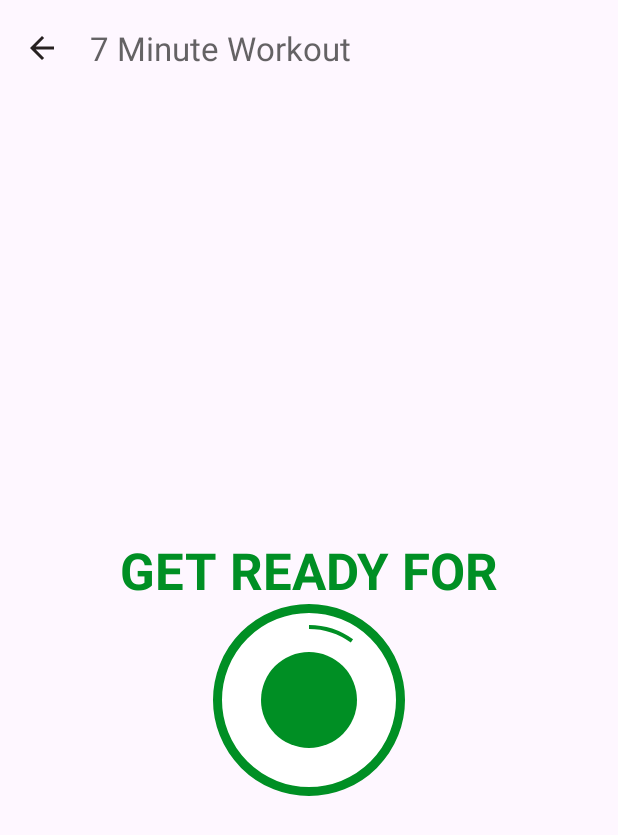
After one commit to aryansurana0/7-Minute-Workout-App, an Android app: the ExerciseActivity screen opened directly, with no data from a screen before it, on a phone screen of 412 x 824 dp. The commit adds this screen. Shown: the top 835 px of the screen. Run offline under Robolectric (Android 15) with nearby library versions, the phone set to English and light mode, and no system bars.

Commit message:
implement toolbar(with navigation), custom progress bar

```diff
--- a/app/build.gradle
+++ b/app/build.gradle
@@ -30,6 +30,9 @@ android {
     kotlinOptions {
         jvmTarget = '1.8'
     }
+    buildFeatures {
+        viewBinding true
+    }
 }
 
 dependencies {
--- a/app/src/main/AndroidManifest.xml
+++ b/app/src/main/AndroidManifest.xml
@@ -13,6 +13,9 @@
         android:theme="@style/Theme.7MinuteWorkout"
         tools:targetApi="31">
         <activity
+            android:name=".ExerciseActivity"
+            android:exported="false" />
+        <activity
             android:name=".MainActivity"
             android:exported="true">
             <intent-filter>
--- /dev/null
+++ b/app/src/main/java/com/example/a7minuteworkout/ExerciseActivity.kt
@@ -0,0 +1,25 @@
+package com.example.a7minuteworkout
+
+import androidx.appcompat.app.AppCompatActivity
+import android.os.Bundle
+import com.example.a7minuteworkout.databinding.ActivityExerciseBinding
+
+class ExerciseActivity : AppCompatActivity() {
+    private lateinit var binding: ActivityExerciseBinding
+    override fun onCreate(savedInstanceState: Bundle?) {
+        super.onCreate(savedInstanceState)
+        binding = ActivityExerciseBinding.inflate(layoutInflater)
+        val view = binding.root
+        setContentView(view)
+//        setContentView(R.layout.activity_exercise)
+
+        setSupportActionBar(binding.toolbarExercise)
+
+        supportActionBar?.setDisplayHomeAsUpEnabled(true)
+
+        binding.toolbarExercise.setNavigationOnClickListener {
+            onBackPressedDispatcher.onBackPressed()
+        }
+
+    }
+}
--- a/app/src/main/java/com/example/a7minuteworkout/MainActivity.kt
+++ b/app/src/main/java/com/example/a7minuteworkout/MainActivity.kt
@@ -1,11 +1,22 @@
 package com.example.a7minuteworkout
 
+import android.content.Intent
 import androidx.appcompat.app.AppCompatActivity
 import android.os.Bundle
+import com.example.a7minuteworkout.databinding.ActivityMainBinding
 
 class MainActivity : AppCompatActivity() {
+    private lateinit var binding: ActivityMainBinding
     override fun onCreate(savedInstanceState: Bundle?) {
         super.onCreate(savedInstanceState)
-        setContentView(R.layout.activity_main)
+        binding = ActivityMainBinding.inflate(layoutInflater)
+        val view = binding.root
+        setContentView(view)
+//        setContentView(R.layout.activity_main)
+
+        binding.flStart.setOnClickListener {
+            val intent = Intent(this, ExerciseActivity::class.java)
+            startActivity(intent)
+        }
     }
 }
--- /dev/null
+++ b/app/src/main/res/drawable/circular_progress_bar.xml
@@ -0,0 +1,12 @@
+<?xml version="1.0" encoding="utf-8"?>
+<layer-list xmlns:android="http://schemas.android.com/apk/res/android">
+    <item>
+        <shape android:innerRadiusRatio="2.7"
+            android:shape="ring"
+            android:thicknessRatio="50.0"
+            android:useLevel="true">
+            <solid android:color="@color/accent" />
+        </shape>
+    </item>
+
+</layer-list>
--- /dev/null
+++ b/app/src/main/res/drawable/circular_progress_bar_grey.xml
@@ -0,0 +1,12 @@
+<?xml version="1.0" encoding="utf-8"?>
+<layer-list xmlns:android="http://schemas.android.com/apk/res/android">
+    <item>
+        <shape android:innerRadiusRatio="2.7"
+            android:shape="ring"
+            android:thicknessRatio="50.0"
+            android:useLevel="true">
+            <solid android:color="@color/lightGrey" />
+        </shape>
+    </item>
+
+</layer-list>
--- /dev/null
+++ b/app/src/main/res/drawable/item_circular_color_accent_bg.xml
@@ -0,0 +1,6 @@
+<?xml version="1.0" encoding="utf-8"?>
+<shape xmlns:android="http://schemas.android.com/apk/res/android"
+    android:shape="oval">
+    <solid android:color="@color/accent" />
+
+</shape>
--- /dev/null
+++ b/app/src/main/res/layout/activity_exercise.xml
@@ -0,0 +1,77 @@
+<?xml version="1.0" encoding="utf-8"?>
+<androidx.constraintlayout.widget.ConstraintLayout xmlns:android="http://schemas.android.com/apk/res/android"
+    xmlns:app="http://schemas.android.com/apk/res-auto"
+    xmlns:tools="http://schemas.android.com/tools"
+    android:layout_width="match_parent"
+    android:layout_height="match_parent"
+    tools:context=".ExerciseActivity">
+
+    <androidx.appcompat.widget.Toolbar
+        android:id="@+id/toolbar_exercise"
+        android:layout_width="match_parent"
+        android:layout_height="?actionBarSize"
+        android:theme="@style/ToolbarTheme"
+        app:layout_constraintEnd_toEndOf="parent"
+        app:layout_constraintStart_toStartOf="parent"
+        app:layout_constraintTop_toTopOf="parent" />
+
+    <TextView
+        android:id="@+id/tv_title"
+        android:layout_width="wrap_content"
+        android:layout_height="wrap_content"
+        android:gravity="center"
+        android:text="GET READY FOR"
+        android:textAppearance="@style/TextAppearance.AppCompat.Display1"
+        android:textColor="@color/accent"
+        android:textStyle="bold"
+        app:layout_constraintBottom_toTopOf="@id/fl_progress"
+        app:layout_constraintEnd_toEndOf="parent"
+        app:layout_constraintStart_toStartOf="parent"
+        app:layout_constraintTop_toBottomOf="@id/toolbar_exercise"
+        app:layout_constraintVertical_chainStyle="packed" />
+
+    <FrameLayout
+        android:id="@+id/fl_progress"
+        android:layout_width="128dp"
+        android:layout_height="128dp"
+        android:background="@drawable/item_circular_color_accent_border"
+        app:layout_constraintBottom_toBottomOf="parent"
+        app:layout_constraintEnd_toEndOf="parent"
+        app:layout_constraintStart_toStartOf="parent"
+        app:layout_constraintTop_toBottomOf="@id/tv_title">
+
+        <ProgressBar
+            style="@style/Widget.AppCompat.ProgressBar.Horizontal"
+            android:layout_width="128dp"
+            android:layout_height="128dp"
+            android:layout_gravity="center"
+            android:background="@drawable/circular_progress_bar_grey"
+            android:indeterminate="false"
+            android:max="10"
+            android:progress="1"
+            android:progressDrawable="@drawable/circular_progress_bar"
+            android:rotation="-90" />
+
+        <LinearLayout
+            android:layout_width="64dp"
+            android:layout_height="64dp"
+            android:layout_gravity="center"
+            android:background="@drawable/item_circular_color_accent_bg"
+            android:gravity="center">
+
+            <TextView
+                android:id="@+id/tv_timer"
+                android:layout_width="wrap_content"
+                android:layout_height="wrap_content"
+                android:layout_gravity="center"
+                android:gravity="center"
+                android:textAppearance="@style/TextAppearance.AppCompat.Large"
+                android:textColor="@color/white"
+                android:textStyle="bold"
+                tools:text="100" />
+
+        </LinearLayout>
+
+    </FrameLayout>
+
+</androidx.constraintlayout.widget.ConstraintLayout>
--- a/app/src/main/res/layout/activity_main.xml
+++ b/app/src/main/res/layout/activity_main.xml
@@ -38,7 +38,6 @@
             android:textColor="@color/colorPrimary"
             android:textStyle="bold" />
 
-
     </FrameLayout>
 
 
--- a/app/src/main/res/values/colors.xml
+++ b/app/src/main/res/values/colors.xml
@@ -9,4 +9,6 @@
 
     <color name="lightGrey">#C4C4C4</color>
 
+    <color name="toolbarColorControlNormal">#272121</color>
+
 </resources>
--- a/app/src/main/res/values/themes.xml
+++ b/app/src/main/res/values/themes.xml
@@ -6,4 +6,10 @@
     </style>
 
     <style name="Theme.7MinuteWorkout" parent="Base.Theme.7MinuteWorkout" />
+
+    <style name="ToolbarTheme" parent="@style/ThemeOverlay.MaterialComponents.ActionBar">
+        <item name="colorControlNormal">@color/toolbarColorControlNormal</item>
+        <item name="background">@color/white</item>
+        <item name="titleTextColor">@color/colorPrimary</item>
+    </style>
 </resources>
```
